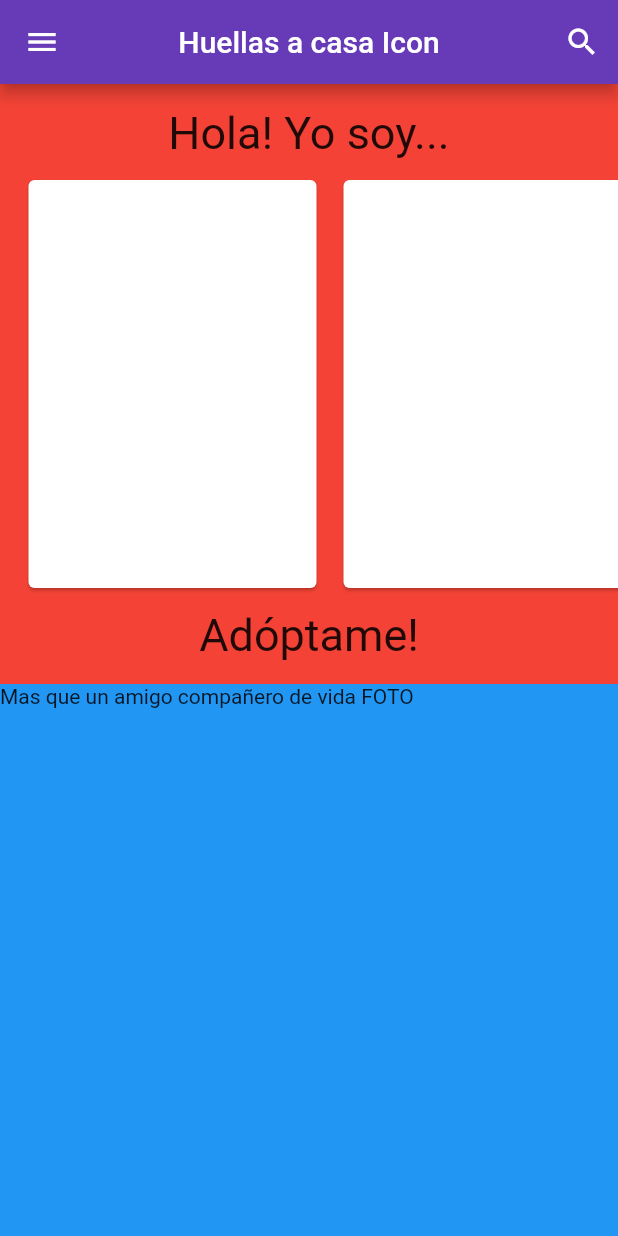
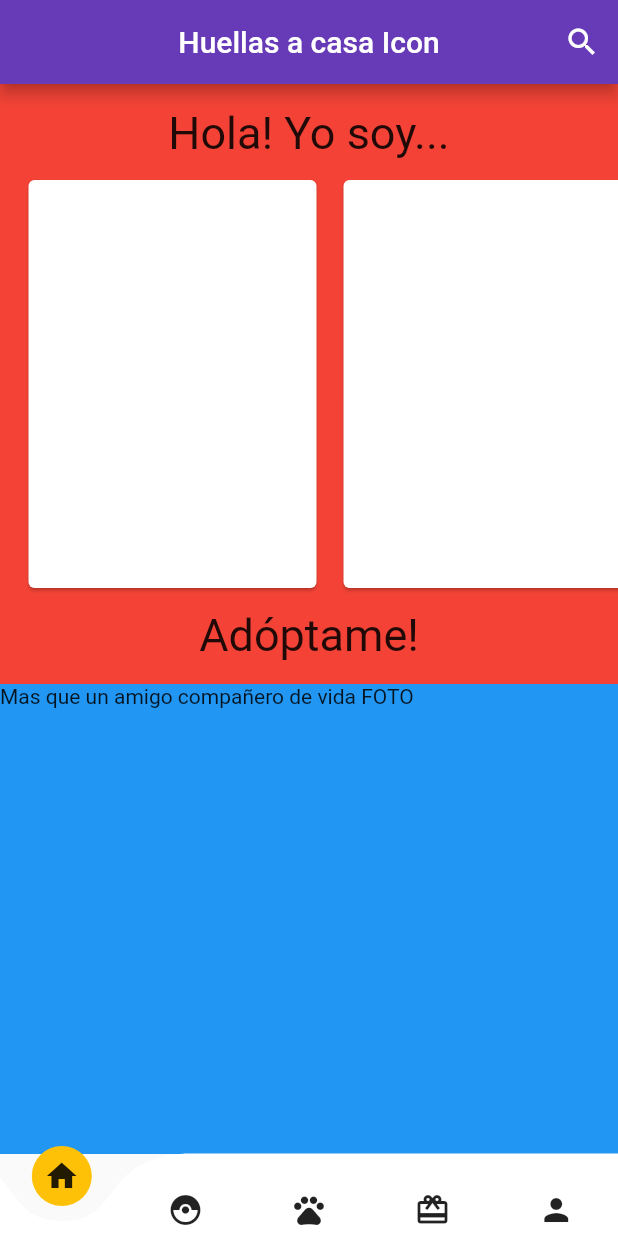
Before and after one commit to Alejoles/Proyecto_Movil, a Flutter app: the screen it shows after launch, on a phone screen of 412 x 824 dp. Run offline on Flutter 3.47's test engine with Material 2 defaults, Android fonts, the light colour scheme and no system bars; drawn by our look-alikes of curved_navigation_bar; our stand-ins replace get.

Commit message:
Muchos cambios realizados

```diff
--- a/lib/controllers/authentication_controller.dart
+++ b/lib/controllers/authentication_controller.dart
@@ -0,0 +1,3 @@
+import 'package:get/get.dart';
+
+class AuthenticationController extends GetxController {}
--- /dev/null
+++ b/lib/controllers/dashboard_controller.dart
@@ -0,0 +1,9 @@
+import 'package:get/get.dart';
+
+class DashBoardController extends GetxController {
+  var tabIndex = 0;
+  void changeTabIndex(int index) {
+    tabIndex = index;
+    update();
+  }
+}
--- a/lib/ui/myapp.dart
+++ b/lib/ui/myapp.dart
@@ -1,9 +1,12 @@
 import 'package:flutter/material.dart';
 import 'package:get/get.dart';
+import 'package:prueba_proyecto/bindings/dashboard_binding.dart';
 import 'package:prueba_proyecto/common/constants.dart';
 import 'package:prueba_proyecto/ui/pages/adopta_page.dart';
+import 'package:prueba_proyecto/ui/pages/dashboard.dart';
 import 'package:prueba_proyecto/ui/pages/donar_page.dart';
 import 'package:prueba_proyecto/ui/pages/poner_adopcion_page.dart';
+import 'package:prueba_proyecto/ui/widgets/nav_bar.dart';
 import 'pages/home_page.dart';
 
 class MyApp extends StatelessWidget {
@@ -15,13 +18,12 @@ class MyApp extends StatelessWidget {
       theme: ThemeData(
         primarySwatch: Colors.blue,
       ),
-      initialRoute: HOME_ROUTE,
+      initialRoute: "/",
       getPages: [
-        GetPage(name: HOME_ROUTE, page: () => const HomePage()),
-        GetPage(name: ADOPTA_ROUTE, page: () => const AdoptaPage()),
         GetPage(
-            name: PONER_ADOPCION_ROUTE, page: () => const PonerAdopcionPage()),
-        GetPage(name: DONAR_ROUTE, page: () => const DonarPage()),
+            name: "/",
+            page: () => const MyDashBoard(),
+            binding: DashBoardBinding()),
       ],
     );
   }
--- a/lib/ui/pages/adopta_page.dart
+++ b/lib/ui/pages/adopta_page.dart
@@ -1,4 +1,5 @@
 import 'package:flutter/material.dart';
+import 'package:prueba_proyecto/ui/widgets/nav_bar.dart';
 import 'package:prueba_proyecto/ui/widgets/side_list.dart';
 
 class AdoptaPage extends StatelessWidget {
@@ -29,7 +30,6 @@ class AdoptaPage extends StatelessWidget {
         }),
         // TODO: hacer un footer en el que se pueda cambiar de página
       ),
-      drawer: const SideList(),
     );
   }
 }
--- /dev/null
+++ b/lib/ui/pages/dashboard.dart
@@ -0,0 +1,53 @@
+import 'package:curved_navigation_bar/curved_navigation_bar.dart';
+import 'package:flutter/material.dart';
+import 'package:get/get.dart';
+import 'package:prueba_proyecto/controllers/dashboard_controller.dart';
+import 'package:prueba_proyecto/ui/pages/adopta_page.dart';
+import 'package:prueba_proyecto/ui/pages/donar_page.dart';
+import 'package:prueba_proyecto/ui/pages/home_page.dart';
+import 'package:prueba_proyecto/ui/pages/poner_adopcion_page.dart';
+
+class MyDashBoard extends StatefulWidget {
+  const MyDashBoard({Key? key}) : super(key: key);
+
+  @override
+  _MyDashBoardState createState() => _MyDashBoardState();
+}
+
+class _MyDashBoardState extends State<MyDashBoard> {
+  int _currentIndex = 0;
+
+  @override
+  Widget build(BuildContext context) {
+    return GetBuilder<DashBoardController>(builder: (controller) {
+      return Scaffold(
+        body: SafeArea(
+          child: IndexedStack(
+            index: controller.tabIndex,
+            children: const [
+              HomePage(),
+              AdoptaPage(),
+              PonerAdopcionPage(),
+              DonarPage(),
+              PonerAdopcionPage() //TODO: Página de perfil de usuario.
+            ],
+          ),
+        ),
+        bottomNavigationBar: CurvedNavigationBar(
+          height: 55,
+          index: controller.tabIndex,
+          backgroundColor: Colors.transparent,
+          buttonBackgroundColor: Colors.amber, //TODO: Buscar buen color.
+          items: const <Widget>[
+            Icon(Icons.home),
+            Icon(Icons.catching_pokemon),
+            Icon(Icons.pets_sharp),
+            Icon(Icons.card_giftcard),
+            Icon(Icons.person)
+          ],
+          onTap: controller.changeTabIndex,
+        ),
+      );
+    });
+  }
+}
--- a/lib/ui/pages/donar_page.dart
+++ b/lib/ui/pages/donar_page.dart
@@ -1,4 +1,5 @@
 import 'package:flutter/material.dart';
+import 'package:prueba_proyecto/ui/widgets/nav_bar.dart';
 import 'package:prueba_proyecto/ui/widgets/side_list.dart';
 
 class DonarPage extends StatelessWidget {
@@ -15,10 +16,9 @@ class DonarPage extends StatelessWidget {
         title: const Text('Dónanos'),
         backgroundColor: Colors.deepPurple,
       ),
-      body: SingleChildScrollView(
+      body: const SingleChildScrollView(
         child: Center(),
       ),
-      drawer: const SideList(),
     );
   }
 }
--- a/lib/ui/pages/home_page.dart
+++ b/lib/ui/pages/home_page.dart
@@ -1,8 +1,11 @@
+import 'package:curved_navigation_bar/curved_navigation_bar.dart';
 import 'package:flutter/material.dart';
+import 'package:get/get.dart';
+import 'package:prueba_proyecto/ui/widgets/nav_bar.dart';
 import 'package:prueba_proyecto/ui/widgets/side_list.dart';
 import 'package:prueba_proyecto/controllers/home_controller.dart';
 
-class HomePage extends StatelessWidget {
+class HomePage extends GetView<HomeController> {
   const HomePage({Key? key}) : super(key: key);
 
   Container horizontalListAdoptar() {
@@ -58,7 +61,11 @@ class HomePage extends StatelessWidget {
                         horizontalListAdoptar(),
                         FloatingActionButton(
                           onPressed: () => {
-                            // TODO: llevar a la página de adopción
+                            Get.offNamed("/adopta"),
+                            selectedHome = false,
+                            selectedAdoptar = true,
+                            selectedPonerAdopcion = false,
+                            selectedDonar = false,
                           },
                           child: const Icon(Icons.add),
                           backgroundColor: Colors.amber,
@@ -94,7 +101,6 @@ class HomePage extends StatelessWidget {
         ),
       ),
       // -- Se puede hacer una clase drawer para usarla en todas las paginas---
-      drawer: const SideList(),
     );
   }
 }
--- a/lib/ui/pages/poner_adopcion_page.dart
+++ b/lib/ui/pages/poner_adopcion_page.dart
@@ -1,4 +1,5 @@
 import 'package:flutter/material.dart';
+import 'package:prueba_proyecto/ui/widgets/nav_bar.dart';
 import 'package:prueba_proyecto/ui/widgets/side_list.dart';
 
 class PonerAdopcionPage extends StatelessWidget {
@@ -18,7 +19,6 @@ class PonerAdopcionPage extends StatelessWidget {
       body: SingleChildScrollView(
         child: Center(),
       ),
-      drawer: const SideList(),
     );
   }
 }
--- a/pubspec.yaml
+++ b/pubspec.yaml
@@ -31,7 +31,7 @@ dependencies:
     sdk: flutter
   provider: ^6.0.0
   get: ^4.3.8
-
+  curved_navigation_bar: ^1.0.1
 
   # The following adds the Cupertino Icons font to your application.
   # Use with the CupertinoIcons class for iOS style icons.
```
Also changed, not shown: lib/bindings/dashboard_binding.dart (added, +14 -0 lines), lib/controllers/home_controller.dart (+1 -20 lines), lib/ui/widgets/nav_bar.dart (added, +34 -0 lines), pubspec.lock.
